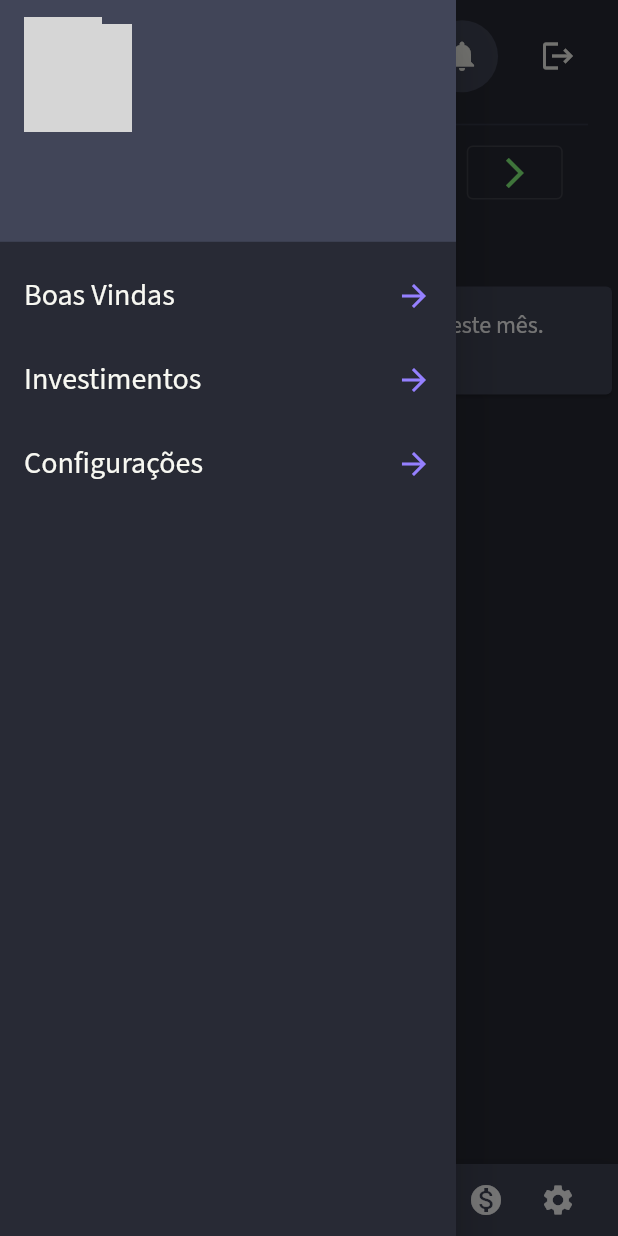
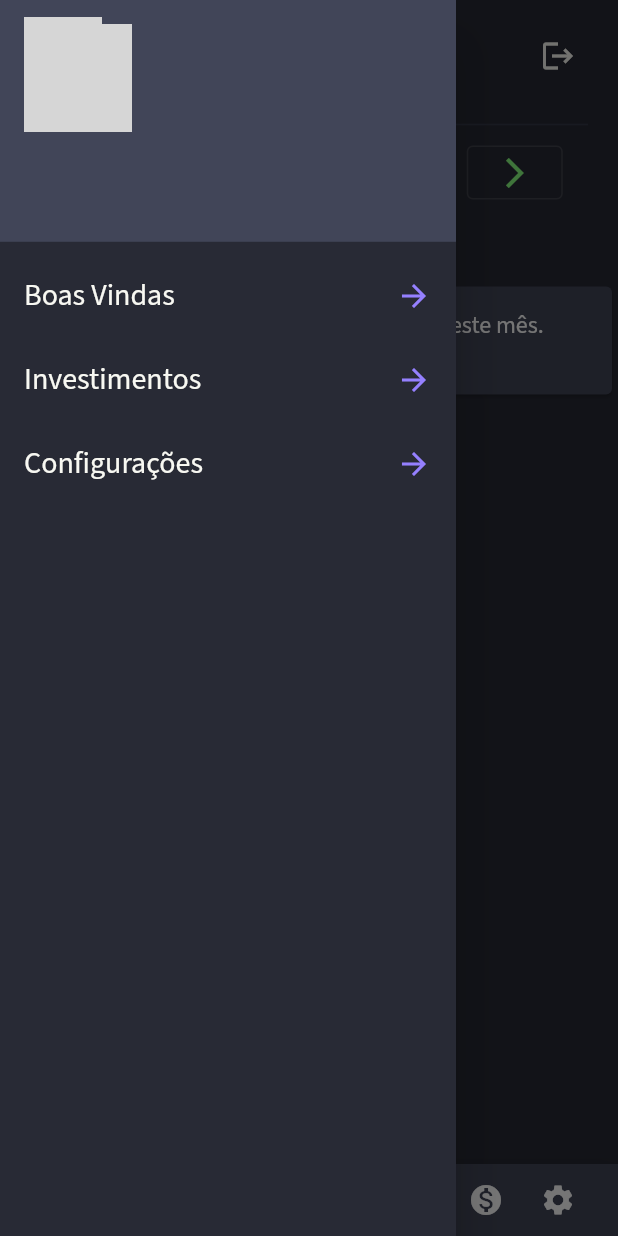
Before and after one commit to Luanftg/PIT01GP01, a Flutter app: the HomePage screen opened directly with empty values, with the side drawer open, on a phone screen of 412 x 824 dp. Run offline on Flutter 3.47's test engine with Material 2 defaults, Android fonts, the phone set to English and light mode, and no system bars; our stand-ins replace cloud_firestore, firebase_auth, firebase_core, google_fonts, image_picker; missing offline and left inert: flutter_statusbarcolor_ns; accounts and stored records are empty; network calls fail; grey boxes are pictures that could not be loaded.

Commit message:
[refact]: 'turn off' the icon alerts

```diff
--- a/finances_group/lib/src/features/Home/widgets/homepage/action_app_bar.dart
+++ b/finances_group/lib/src/features/Home/widgets/homepage/action_app_bar.dart
@@ -22,16 +22,16 @@ class ActionAppBar extends StatelessWidget {
     return Row(
       mainAxisAlignment: MainAxisAlignment.end,
       children: [
-        Container(
-          margin: const EdgeInsets.only(right: 16),
-          decoration: const BoxDecoration(
-              color: AppCustomColors.darkSecondary,
-              borderRadius: BorderRadius.all(Radius.circular(100))),
-          child: IconButton(
-            onPressed: () {},
-            icon: const Icon(Icons.notifications),
-          ),
-        ),
+        // Container(
+        //   margin: const EdgeInsets.only(right: 16),
+        //   decoration: const BoxDecoration(
+        //       color: AppCustomColors.darkSecondary,
+        //       borderRadius: BorderRadius.all(Radius.circular(100))),
+        //   child: IconButton(
+        //     onPressed: () {},
+        //     icon: const Icon(Icons.notifications),
+        //   ),
+        // ),
         Padding(
           padding: const EdgeInsets.only(right: 16),
           child: IconButton(
```
